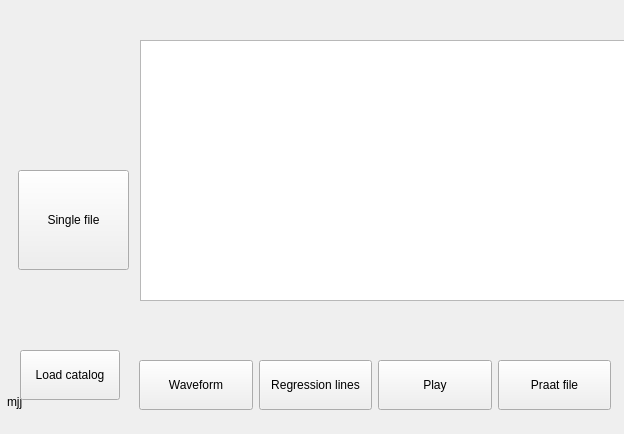
Before: the Qt Designer form mainwindow.ui in rc000/IntonationAnalysis, drawn with Qt 5.
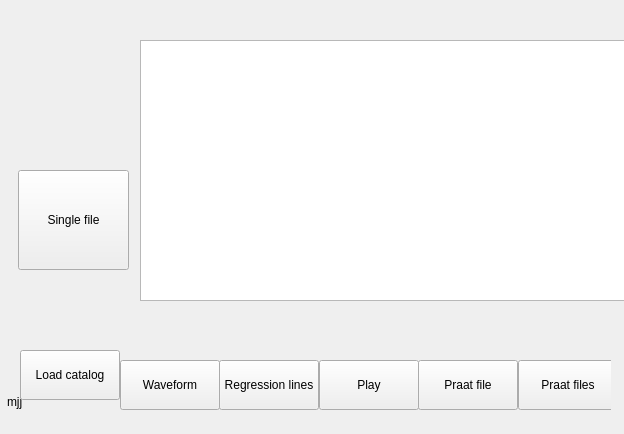
After: the same form once the commit is applied.

Commit message: changes in analysis, added processing Praat files, extended bases of samples

Patch:
```diff
--- a/mainwindow.ui
+++ b/mainwindow.ui
@@ -143,6 +143,19 @@
        </property>
       </widget>
      </item>
+     <item>
+      <widget class="QPushButton" name="bPraatAllFiles">
+       <property name="minimumSize">
+        <size>
+         <width>100</width>
+         <height>50</height>
+        </size>
+       </property>
+       <property name="text">
+        <string>Praat files</string>
+       </property>
+      </widget>
+     </item>
     </layout>
    </widget>
    <widget class="QWidget" name="horizontalLayoutWidget">
```
The commit also changes 155 other files.
